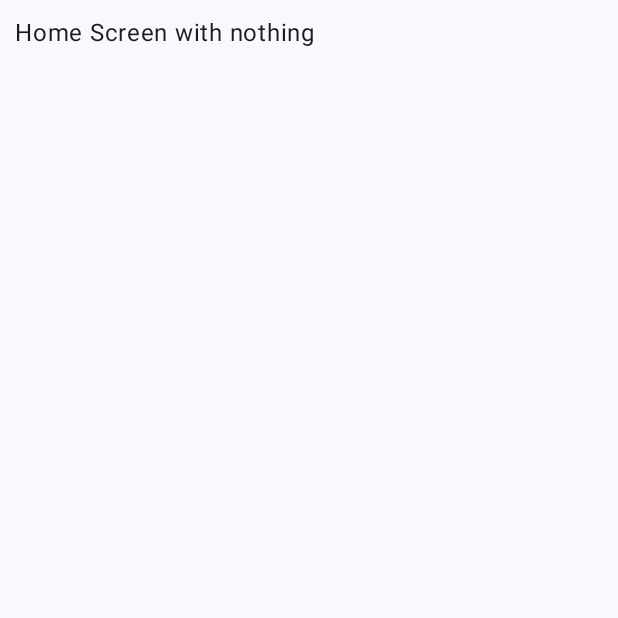
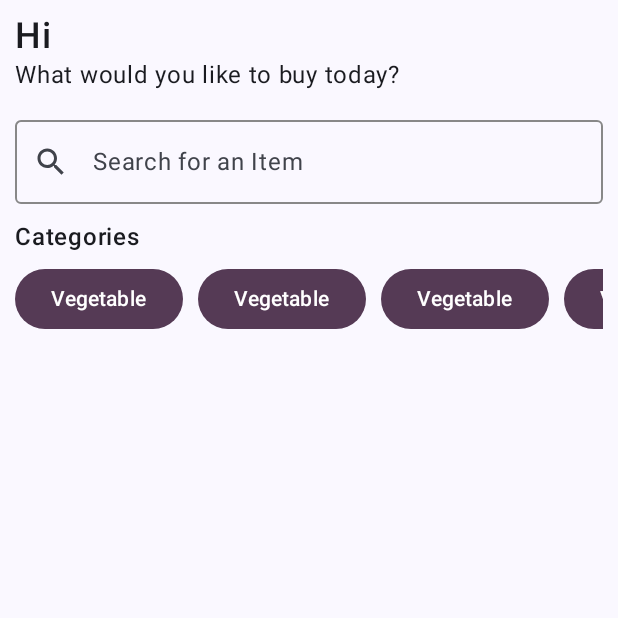
Before and after one commit to kejiahp/kotlin-jetpack-ecom-recommendation-system, an Android app built with Jetpack Compose: the ProductHomeScreen screen opened through its navigation route, on a phone screen of 412 x 824 dp, the top half of it. Run offline under Robolectric (Android 15) with nearby library versions, the phone set to English and light mode, and no system bars; our stand-ins replace Dagger/Hilt's generated code.

Commit message:
feat: producthomescreen in progress

```diff
--- a/app/src/main/java/com/example/mobile/auth/signup/SignUpScreen.kt
+++ b/app/src/main/java/com/example/mobile/auth/signup/SignUpScreen.kt
@@ -120,7 +120,10 @@ fun SignUpScreen(
             Column(modifier = Modifier.fillMaxWidth()) {
                 CustomText(text = "Sign Up", fontSize = 24.sp, fontWeight = FontWeight.SemiBold)
                 Spacer(modifier = Modifier.height(5.dp))
-                CustomText(text = "Create an account", fontSize = 14.sp)
+                CustomText(text = "Create an account", fontSize = 14.sp, fontWeight = FontWeight.Medium)
+
+                Spacer(modifier = Modifier.height(5.dp))
+                CustomText(text = "An email containing your authentication details will be sent to you. Emails provided are not stored in the system, they are only used to send your authentication details.", fontSize = 12.sp, lineHeight = 15.sp)
 
                 Spacer(modifier = Modifier.height(10.dp))
                 // Username Input Field
@@ -201,11 +204,10 @@ fun SignUpScreen(
                 Spacer(modifier = Modifier.height(20.dp))
 
                 CustomText(
-                    "To ensure full anonymity, use the button below to fill the form with random user data. Emails provided are also not stored in the system, they are only used to send your authentication details. An email containing your authentication details will be sent to you.",
-                    fontSize = 14.sp
+                    "To ensure full anonymity, use the button below to fill the form with random user data.",
+                    fontSize = 12.sp, lineHeight = 15.sp
                 )
 
-                Spacer(modifier = Modifier.height(10.dp))
                 CustomButton(onClickBtn = signUpViewModel::randomUserData) {
                     CustomText("Use Random")
                 }
--- a/app/src/main/java/com/example/mobile/core/CoreCustomComposables.kt
+++ b/app/src/main/java/com/example/mobile/core/CoreCustomComposables.kt
@@ -18,6 +18,7 @@ import androidx.compose.material.icons.automirrored.filled.ArrowBack
 import androidx.compose.material.icons.filled.Clear
 import androidx.compose.material.icons.filled.Lock
 import androidx.compose.material3.Button
+import androidx.compose.material3.ButtonColors
 import androidx.compose.material3.ButtonDefaults
 import androidx.compose.material3.CircularProgressIndicator
 import androidx.compose.material3.DropdownMenuItem
@@ -39,6 +40,7 @@ import androidx.compose.ui.Alignment
 import androidx.compose.ui.Modifier
 import androidx.compose.ui.Modifier.Companion
 import androidx.compose.ui.graphics.Color
+import androidx.compose.ui.graphics.Shape
 import androidx.compose.ui.graphics.vector.ImageVector
 import androidx.compose.ui.res.painterResource
 import androidx.compose.ui.text.font.FontFamily
@@ -57,6 +59,7 @@ fun CustomText(
     text: String, modifier: Modifier = Modifier,
     color: Color = Color.Unspecified,
     fontSize: TextUnit = TextUnit.Unspecified,
+    lineHeight: TextUnit = TextUnit.Unspecified,
     fontStyle: FontStyle? = null,
     fontWeight: FontWeight? = null,
     fontFamily: FontFamily? = null,
@@ -66,6 +69,7 @@ fun CustomText(
         modifier = modifier,
         color = color,
         fontSize = fontSize,
+        lineHeight = lineHeight,
         fontStyle = fontStyle,
         fontWeight = fontWeight,
         fontFamily = fontFamily
@@ -244,13 +248,16 @@ fun LoaderScreen() {
 fun CustomButton(
     enabled: Boolean = true,
     modifier: Modifier = Modifier,
+    colors: ButtonColors = ButtonDefaults.buttonColors(),
+    shape: Shape = MaterialTheme.shapes.small,
     onClickBtn: () -> Unit,
     content: @Composable RowScope.() -> Unit
 ) {
     Button(
         enabled = enabled,
         modifier = modifier,
-        shape = RoundedCornerShape(5.dp),
+        colors = colors,
+        shape =  shape,
         onClick = onClickBtn,
         content = content
     )
--- a/app/src/main/java/com/example/mobile/core/navigation/NavGraph.kt
+++ b/app/src/main/java/com/example/mobile/core/navigation/NavGraph.kt
@@ -43,7 +43,7 @@ fun NavGraph(modifier: Modifier, navController: NavHostController) {
     NavHost(
         modifier = modifier,
         navController = navController,
-        startDestination = NavRoutes.SignUp
+        startDestination = NavRoutes.ProductHomeScreen
     ) {
         composable<NavRoutes.SignUp> {
             SignUpScreen(navController)
--- a/app/src/main/java/com/example/mobile/product/home/ProductHomeScreen.kt
+++ b/app/src/main/java/com/example/mobile/product/home/ProductHomeScreen.kt
@@ -2,22 +2,49 @@ package com.example.mobile.product.home
 
 import androidx.compose.foundation.layout.Arrangement
 import androidx.compose.foundation.layout.Column
+import androidx.compose.foundation.layout.Row
+import androidx.compose.foundation.layout.Spacer
 import androidx.compose.foundation.layout.fillMaxSize
+import androidx.compose.foundation.layout.fillMaxWidth
+import androidx.compose.foundation.layout.height
 import androidx.compose.foundation.layout.padding
+import androidx.compose.foundation.lazy.LazyRow
+import androidx.compose.foundation.lazy.items
 import androidx.compose.foundation.rememberScrollState
 import androidx.compose.foundation.verticalScroll
+import androidx.compose.material.icons.Icons
+import androidx.compose.material.icons.filled.Person
+import androidx.compose.material.icons.filled.Search
+import androidx.compose.material3.ButtonDefaults
+import androidx.compose.material3.MaterialTheme
 import androidx.compose.material3.Surface
 import androidx.compose.runtime.Composable
+import androidx.compose.runtime.collectAsState
+import androidx.compose.runtime.setValue
+import androidx.compose.runtime.getValue
+import androidx.compose.runtime.mutableStateOf
+import androidx.compose.runtime.remember
 import androidx.compose.ui.Modifier
+import androidx.compose.ui.text.font.FontWeight
 import androidx.compose.ui.tooling.preview.Preview
 import androidx.compose.ui.unit.dp
+import androidx.compose.ui.unit.sp
+import androidx.hilt.navigation.compose.hiltViewModel
 import androidx.navigation.NavController
 import androidx.navigation.compose.rememberNavController
+import com.example.mobile.core.CustomButton
 import com.example.mobile.core.CustomText
+import com.example.mobile.core.StyledOutlinedTextField
+import com.example.mobile.core.auth.AuthViewModel
 
 @Composable
-fun ProductHomeScreen(navController: NavController = rememberNavController()) {
+fun ProductHomeScreen(
+    navController: NavController = rememberNavController(),
+    authViewModel: AuthViewModel = hiltViewModel()
+) {
     val scrollState = rememberScrollState()
+    var searchValue by remember { mutableStateOf("") }
+    val authUser by authViewModel.authUser.collectAsState()
 
     Surface(
         modifier = Modifier
@@ -28,15 +55,45 @@ fun ProductHomeScreen(navController: NavController = rememberNavController()) {
                 .verticalScroll(scrollState)
                 .padding(10.dp)
                 .fillMaxSize(),
-            verticalArrangement = Arrangement.SpaceBetween,
         ) {
-            CustomText("Home Screen with nothing")
+            CustomText("Hi ${authUser?.username ?: ""}", fontWeight = FontWeight.SemiBold, fontSize = 24.sp)
+            CustomText("What would you like to buy today?")
+
+            Spacer(modifier = Modifier.height(10.dp))
+
+            StyledOutlinedTextField(
+                modifier = Modifier.fillMaxWidth(),
+                textFieldError = null,
+                value = searchValue,
+                imgVec = Icons.Default.Search,
+                onChange = { it -> searchValue = it },
+                label = { CustomText("Search for an Item") },
+                placeholder = { CustomText("Search for an Item") },
+                emptyFieldHandler = {
+                    searchValue = ""
+                }
+            )
+
+            Spacer(modifier = Modifier.height(10.dp))
+
+            CustomText("Categories", fontWeight = FontWeight.SemiBold)
+
+            Spacer(modifier = Modifier.height(5.dp))
+
+            LazyRow {
+                items(List(20) { "" }) { item ->
+                    CustomButton(
+                        onClickBtn = {},
+                        modifier = Modifier.padding(end = 10.dp),
+                        colors = ButtonDefaults.buttonColors(containerColor = MaterialTheme.colorScheme.tertiary),
+                        shape = MaterialTheme.shapes.extraLarge
+                    ) { CustomText("Vegetable") }
+                }
+            }
+
         }
     }
 }
-
-//fun ProductHomeScreenSafe
-
 
 @Preview(name = "Product home screen preview", showBackground = true)
 @Composable
```
